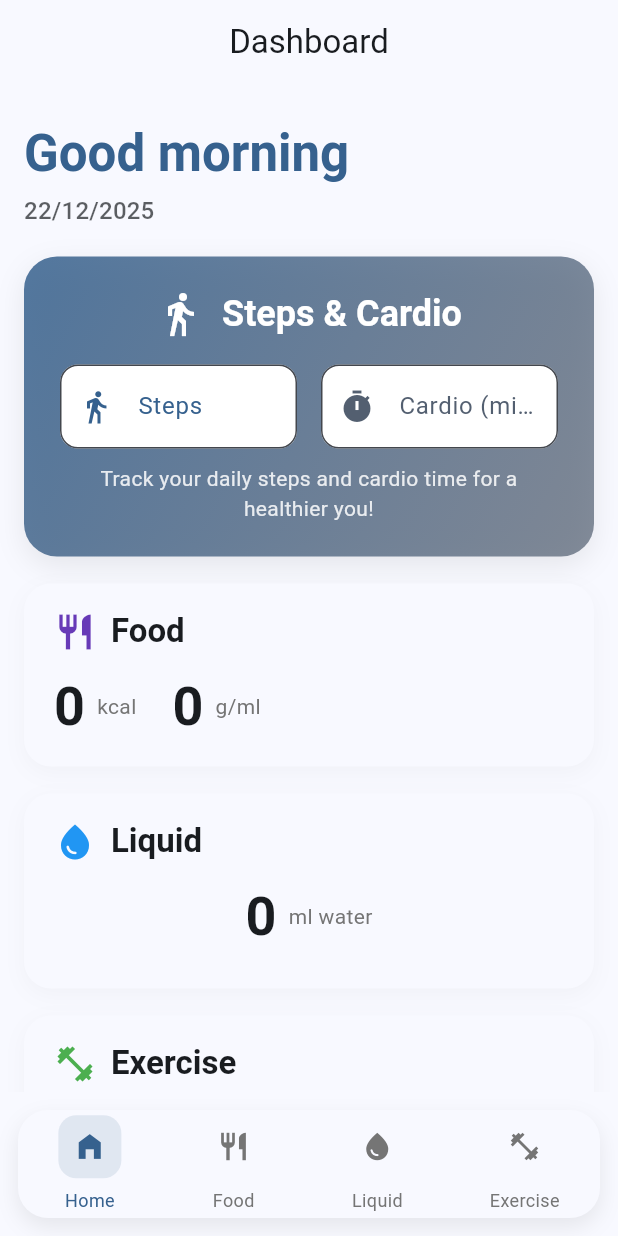
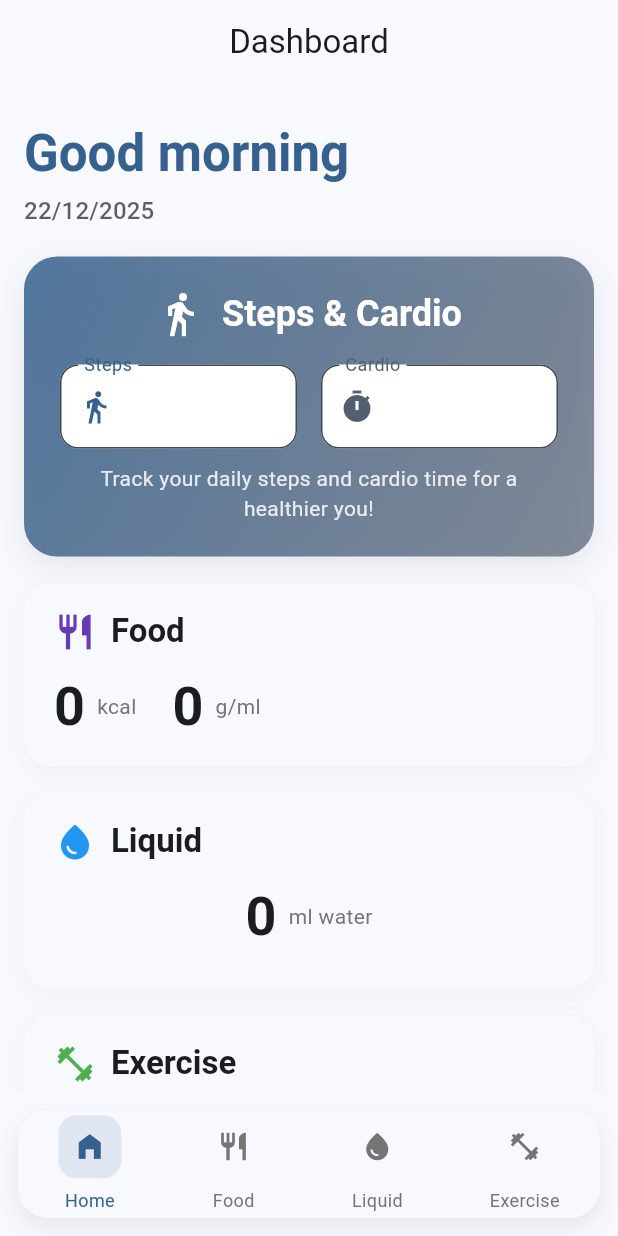
Before and after one commit to CODEMASTERSTACK/fitc, a Flutter app: the screen it shows after launch, on a phone screen of 412 x 824 dp. Run offline on Flutter 3.47's test engine with Material 3 defaults, Android fonts, the phone set to English and light mode, and no system bars; our stand-ins replace chewie, shared_preferences, video_player; network calls fail.

```diff
--- a/lib/screens/home_screen.dart
+++ b/lib/screens/home_screen.dart
@@ -160,6 +160,7 @@ class _HomeScreenState extends State<HomeScreen> {
                                       labelText: 'Steps',
                                       labelStyle: TextStyle(color: Theme.of(context).colorScheme.primary),
                                       border: OutlineInputBorder(borderRadius: BorderRadius.circular(12)),
+                                      floatingLabelBehavior: FloatingLabelBehavior.always,
                                     ),
                                     keyboardType: TextInputType.number,
                                     style: TextStyle(fontWeight: FontWeight.bold),
@@ -172,9 +173,10 @@ class _HomeScreenState extends State<HomeScreen> {
                                       filled: true,
                                       fillColor: Colors.white,
                                       prefixIcon: Icon(Icons.timer, color: Theme.of(context).colorScheme.secondary),
-                                      labelText: 'Cardio (min)',
+                                      labelText: 'Cardio',
                                       labelStyle: TextStyle(color: Theme.of(context).colorScheme.secondary),
                                       border: OutlineInputBorder(borderRadius: BorderRadius.circular(12)),
+                                      floatingLabelBehavior: FloatingLabelBehavior.always,
                                     ),
                                     keyboardType: TextInputType.number,
                                     style: TextStyle(fontWeight: FontWeight.bold),
```
